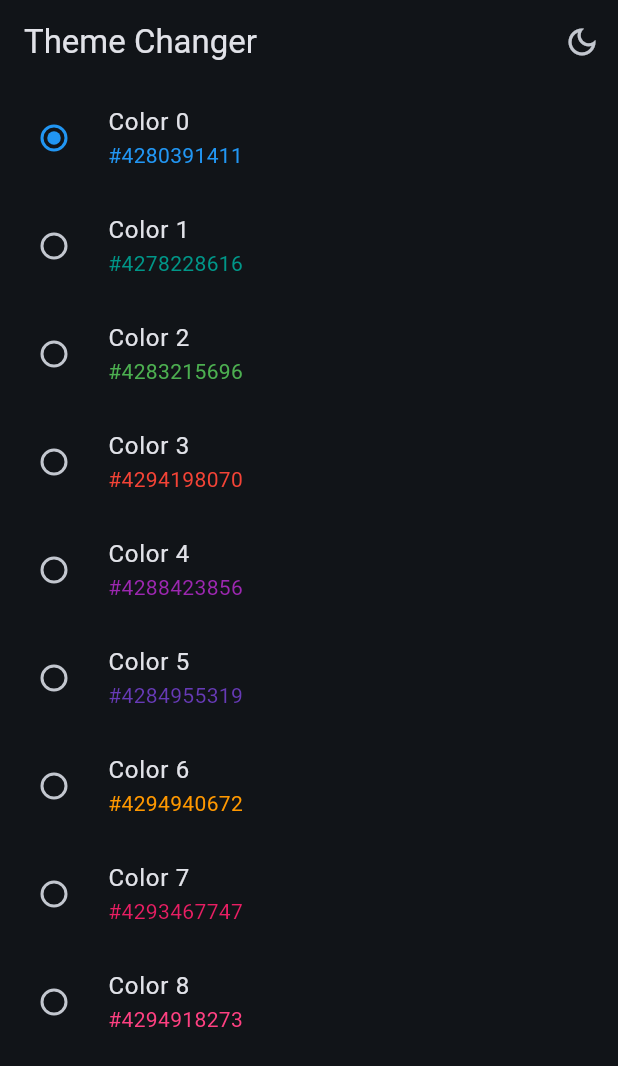
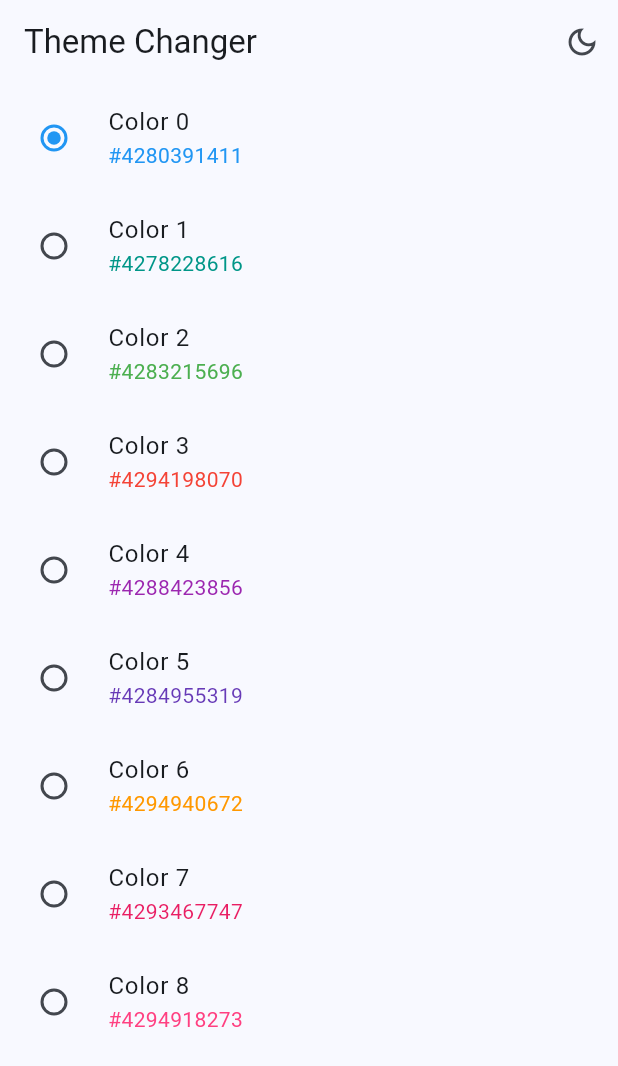
Before and after one commit to JalzDeLezZ/flutter-tools-1, a Flutter app: the MyThemeChangerScreen screen opened by its route, after a tap on the "light mode" icon, on a phone screen of 412 x 824 dp. Shown: the top 1066 px of the screen. Run offline on Flutter 3.47's test engine with Material 2 defaults, Android fonts, the phone set to English and light mode, and no system bars; our stand-ins replace animate_do, flutter_riverpod, go_router.

Commit message:
[imp] :: State Notifier 1.1

```diff
--- a/lib/config/theme/app_theme.dart
+++ b/lib/config/theme/app_theme.dart
@@ -14,9 +14,9 @@ import 'package:flutter/material.dart';
 
 
 
-class AppTheme {
+  class AppTheme {
 
-  final int selectedColor;
+    final int selectedColor;
     final bool isDarkmode; // true = darkmode, false = lightmode
 
   AppTheme({
--- a/lib/main.dart
+++ b/lib/main.dart
@@ -5,30 +5,26 @@ import 'package:widgets_app/config/theme/app_theme.dart';
 import 'package:widgets_app/presentation/providers/theme_provider.dart';
 
 void main() {
-  runApp(
-    const ProviderScope(
-      child: MainApp()
-    )
-  );
+  runApp(const ProviderScope(child: MainApp()));
 }
 
- class MainApp extends ConsumerWidget {
+class MainApp extends ConsumerWidget {
   const MainApp({super.key});
 
   @override
-   Widget build(BuildContext context, WidgetRef ref ) {
-
-    final isDarkmode = ref.watch(isDarkmodeProvider);
-    final selectedColor = ref.watch(selectedColorProvider);
+  Widget build(BuildContext context, WidgetRef ref) {
+    // final isDarkmode = ref.watch(isDarkmodeProvider);
+    // final selectedColor = ref.watch(selectedColorProvider);
+    final AppTheme appTheme = ref.watch(themeNotifierProvider);
 
     return MaterialApp.router(
-      title: 'Flutter Widgets',
-      routerConfig: appRouter,
-      debugShowCheckedModeBanner: false,
-      theme: AppTheme(
-        selectedColor: selectedColor,
-        isDarkmode: isDarkmode,
-      ).getTheme()
-    );
+        title: 'Flutter Widgets',
+        routerConfig: appRouter,
+        debugShowCheckedModeBanner: false,
+        // theme: AppTheme(
+        //   selectedColor: selectedColor,
+        //   isDarkmode: isDarkmode,
+        // ).getTheme());
+        theme: appTheme.getTheme());
   }
 }
--- a/lib/presentation/providers/theme_provider.dart
+++ b/lib/presentation/providers/theme_provider.dart
@@ -3,10 +3,10 @@ import 'package:widgets_app/config/theme/app_theme.dart';
 
 /* %%%%%%%%%%%%%%%%%%%%%%% THEME %%%%%%%%%%%%%%%%%%%%%%% */
  // Listado de colores inmutable
- final colorListProvider = Provider((ref) => colorList);
+ final colorListProvider = Provider((ref) => colorList); //? Provider => Immutable values
 
   // Un simple int
- final selectedColorProvider = StateProvider((ref) => 0);
+ final selectedColorProvider = StateProvider((ref) => 0); //? StateProvider => Mutable values (Mantener una piesa de estado)
 
  // Un simple boolean
  final isDarkmodeProvider = StateProvider((ref) => false);
@@ -14,6 +14,7 @@ import 'package:widgets_app/config/theme/app_theme.dart';
 /* ------------------------------------------------------ */
 
 // Un objeto de tipo AppTheme (custom)
+//? StateNotifierProvider => (Cuando el estado es mas complejo)
   final themeNotifierProvider = StateNotifierProvider<ThemeNotifier, AppTheme>(
     (ref) => ThemeNotifier(),
   );
@@ -21,7 +22,6 @@ final themeNotifierProvider = StateNotifierProvider<ThemeNotifier, AppTheme>(
 
   // Controller o Notifier
   class ThemeNotifier extends StateNotifier<AppTheme> {
-
     // STATE = Estado = new AppTheme();
     ThemeNotifier(): super( AppTheme() );
 
@@ -30,10 +30,7 @@ class ThemeNotifier extends StateNotifier<AppTheme> {
       state = state.copyWith( isDarkmode: !state.isDarkmode  );
     }
     //? _____________
-
     void changeColorIndex( int colorIndex) {
       state = state.copyWith( selectedColor: colorIndex );
     }
-
-
   }
```
Lines whose indentation alone changed are shown as unchanged.
